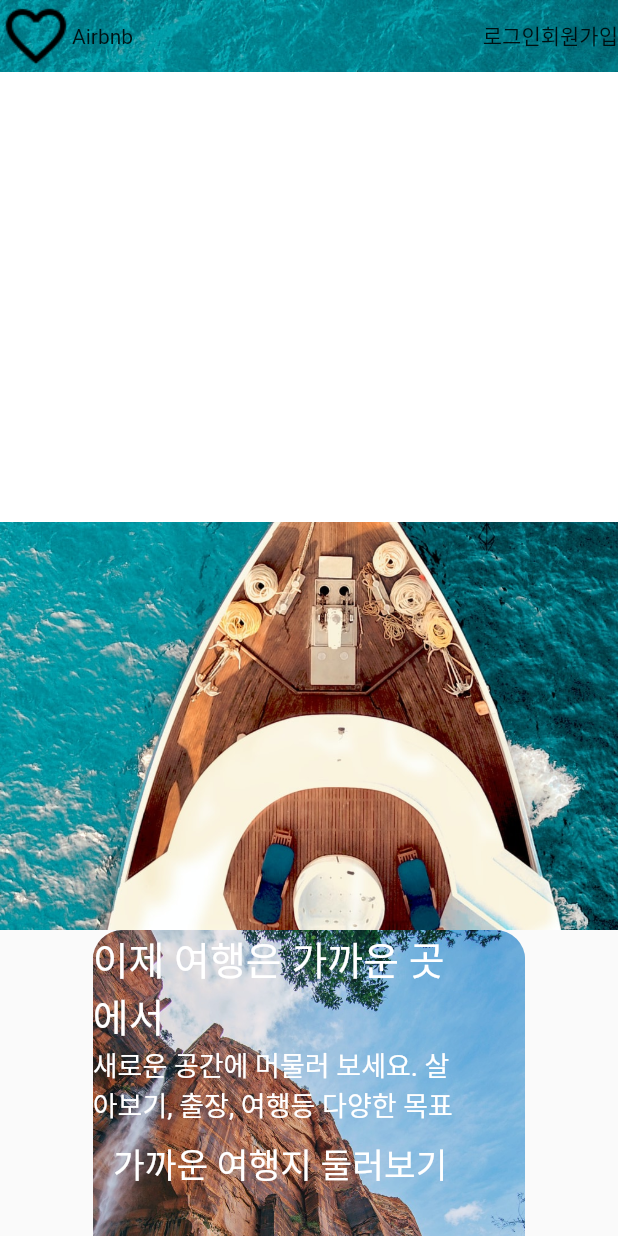
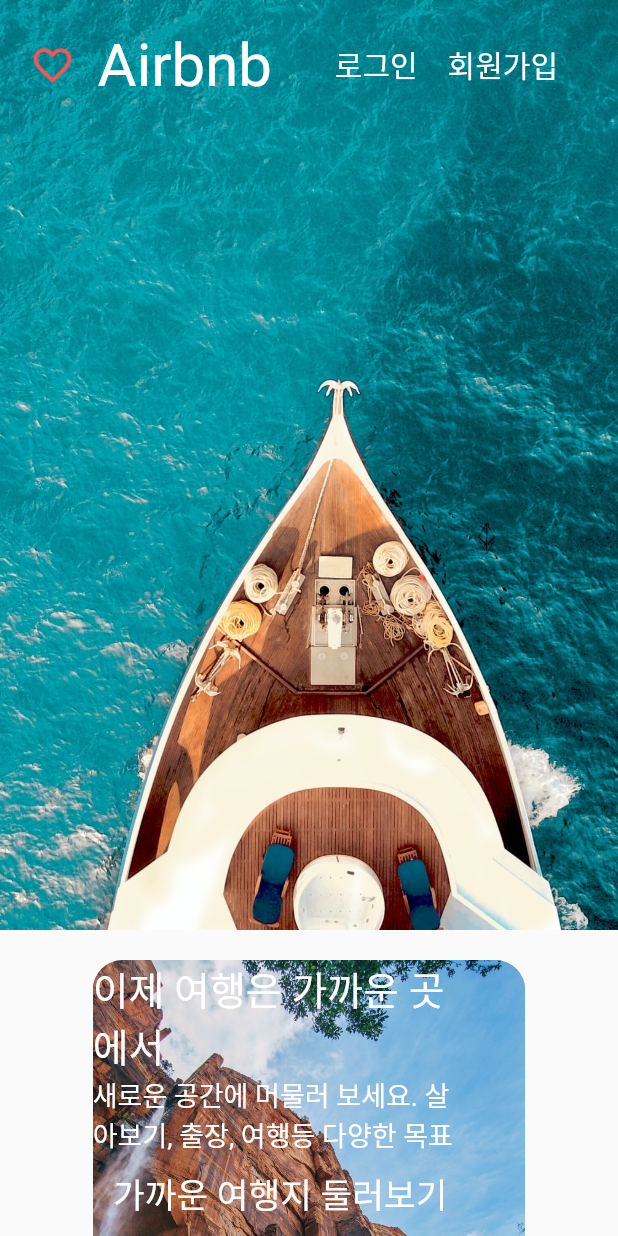
Before and after one commit to clean17/airbnb_app, a Flutter app: the screen it shows after launch, after a tap on "로그인", on a phone screen of 412 x 824 dp. Run offline on Flutter 3.47's test engine with Material 2 defaults, Android fonts, the phone set to English and light mode, and no system bars.

Commit message:
airbnb 화면 레이아웃 완성

```diff
--- a/lib/core/constants.dart
+++ b/lib/core/constants.dart
@@ -1 +1,4 @@
 // 색상
+import 'package:flutter/material.dart';
+
+const kAccentColor = Color(0xFFFF385C);
--- a/lib/core/size.dart
+++ b/lib/core/size.dart
@@ -1 +1,10 @@
 // 레이아웃 갭
+import 'package:flutter/material.dart';
+
+const double gap_xl = 40;
+const double gap_l = 30;
+const double gap = 20;
+const double gap_s = 10;
+const double gap_xs = 5;
+
+const double header_height = 620;
--- a/lib/views/components/common_form_field.dart
+++ b/lib/views/components/common_form_field.dart
@@ -5,6 +5,27 @@ class CommonFormField extends StatelessWidget {
 
   @override
   Widget build(BuildContext context) {
-    return const Placeholder();
+    return Stack(
+      children: [
+        TextFormField(
+          textAlignVertical: TextAlignVertical.bottom,
+          decoration: InputDecoration(  // 인풋과 박스의 차이는 ?
+            contentPadding: EdgeInsets.only(top: 30, left: 20, bottom: 10),
+            hintText: AutofillHints.name,
+            border: OutlineInputBorder(
+              borderRadius: BorderRadius.circular(10),
+            ),
+            focusedBorder: OutlineInputBorder(
+              borderRadius: BorderRadius.circular(10),
+              borderSide: BorderSide(
+                color: Colors.black,
+                width: 2,
+              ),
+            ),
+
+          ),
+        )
+      ],
+    );
   }
 }
--- a/lib/views/pages/post/home/home_body_banner.dart
+++ b/lib/views/pages/post/home/home_body_banner.dart
@@ -5,7 +5,9 @@ class HomeBodyBanner extends StatelessWidget {
 
   @override
   Widget build(BuildContext context) {
-    return Stack(
+    return Padding(
+      padding: const EdgeInsets.only(top: 20.0),
+      child: Stack(
         children: [
           _bannerImage(), // 모든 컴포넌트는 따로 분리를 하지 않더라도 메소드화 시켜라
           Container(
@@ -29,6 +31,7 @@ class HomeBodyBanner extends StatelessWidget {
             ),
           )
         ],
+      ),
     );
   }
 
--- a/lib/views/pages/post/home/home_body_popular.dart
+++ b/lib/views/pages/post/home/home_body_popular.dart
@@ -6,18 +6,22 @@ class HomeBodyPopular extends StatelessWidget {
 
   @override
   Widget build(BuildContext context) {
-    return Column(
+    return Padding(
+      padding: const EdgeInsets.only(top: 20.0),
+      child: Column(
+        crossAxisAlignment: CrossAxisAlignment.start,
         children: [
-        Text("h1"),
-        Text("h2"),
           Wrap(
             children: [
-            HomeBodyPopularItem(),
-            HomeBodyPopularItem(),
-            HomeBodyPopularItem(),
+              HomeBodyPopularItem(id: 0),
+              SizedBox(width: 7.5,),
+              HomeBodyPopularItem(id: 1),
+              SizedBox(width: 7.5,),
+              HomeBodyPopularItem(id: 2),
             ],
           )
         ],
+      ),
     );
   }
 }
--- a/lib/views/pages/post/home/home_body_popular_item.dart
+++ b/lib/views/pages/post/home/home_body_popular_item.dart
@@ -1,16 +1,33 @@
 import 'package:flutter/material.dart';
 
 class HomeBodyPopularItem extends StatelessWidget {
-  const HomeBodyPopularItem({Key? key}) : super(key: key);
+  final id;
+  final popularList = [
+    "p1.jpeg",
+    "p2.jpeg",
+    "p3.jpeg",
+  ];
+  HomeBodyPopularItem({required this.id});
 
   @override
   Widget build(BuildContext context) {
+
+    double popularItemWidth = MediaQuery.of(context).size.width / 3 -5;
     return Padding(
-      padding: const EdgeInsets.all(8.0),
+      padding: const EdgeInsets.only(bottom: 30.0),
       child: Container(
-        color: Colors.red,
-        width: 350,
-        height: 350,
+        constraints: BoxConstraints(
+          minWidth: 320
+        ),
+        child: SizedBox(
+          width: popularItemWidth,
+          child: Column(
+            children: [
+              Text("ㅅㅅ")
+          ],
+        ),
+        ),
+
       ),
     );
   }
--- a/lib/views/pages/post/home/home_header_appbar.dart
+++ b/lib/views/pages/post/home/home_header_appbar.dart
@@ -5,12 +5,15 @@ class HomeHeaderAppbar extends StatelessWidget {
 
   @override
   Widget build(BuildContext context) {
-    return Row(
-      mainAxisAlignment: MainAxisAlignment.spaceBetween,
-      children: [
-        _logo(),  // ctrl alt m을 이용해서 메소드 분리
-        _menu(),
-      ],
+    return Padding(
+      padding: const EdgeInsets.all(20.0),
+      child: Row(
+        mainAxisAlignment: MainAxisAlignment.spaceBetween,
+        children: [
+          _logo(),  // ctrl alt m을 이용해서 메소드 분리
+          _menu(),
+        ],
+      ),
     );
   }
 
@@ -21,12 +24,18 @@ class HomeHeaderAppbar extends StatelessWidget {
             onTap: (){
 
             },
-            child: Text("로그인")),
+            child: Text("로그인", style: TextStyle(
+              color: Colors.white, fontSize: 20
+            ),)),
+          SizedBox(width: 20,),
           InkWell(
               onTap: (){
 
               },
-              child: Text("회원가입")),
+              child: Text("회원가입", style: TextStyle(
+                color: Colors.white, fontSize: 20
+              ),)),
+          SizedBox(width: 20,)
         ],
       );
   }
@@ -34,8 +43,13 @@ class HomeHeaderAppbar extends StatelessWidget {
   Widget _logo() {
     return Row(
         children: [
-          Image.asset("assets/logo.png"),
-          Text("Airbnb")
+          Image.asset("assets/logo.png",
+            width: 30,
+            height: 30,
+            color: Colors.redAccent,
+          ),
+          SizedBox(width: 15,),
+          Text("Airbnb", style: TextStyle(fontSize: 40, color: Colors.white),)
         ],
       );
   }
--- a/lib/views/pages/post/home/home_header_form.dart
+++ b/lib/views/pages/post/home/home_header_form.dart
@@ -5,12 +5,24 @@ class HomeHeaderForm extends StatelessWidget {
 
   @override
   Widget build(BuildContext context) {
-    return Align(
-      alignment: Alignment(-0.6   , 0),
-      child: Container( // 컨테이너에도 color속성을 사용가능하지만 Decoration속성을 사용하면 Decoration의 color를 사용해야한다. 터짐 !!
-        width: 420,
-        height: 300,
-        color: Colors.white,
+    return Padding(
+      padding: const EdgeInsets.only(top: 20.0),
+      child: Align(
+        alignment: Alignment(-0.6, 0), // -1 ~ 1 까지의 범위가 전체 범위
+        child: Container( // 컨테이너에도 color속성을 사용가능하지만 Decoration속성을 사용하면 Decoration의 color를 사용해야한다. 터짐 !!
+          width: 420,
+          decoration: BoxDecoration(
+            color: Colors.white,
+                borderRadius: BorderRadius.circular(20),
+          ),
+          child: Form(
+            child: Column(
+              children: [
+
+              ],
+            ),
+          ),
+        ),
       ),
     );
   }
```
Lines whose indentation alone changed are shown as unchanged.
